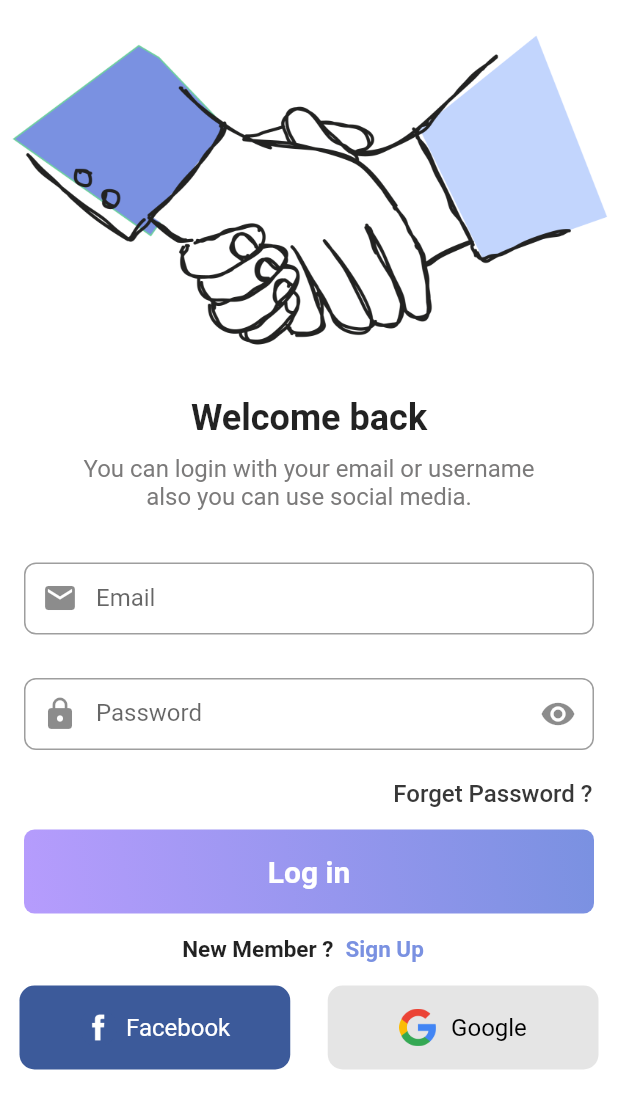
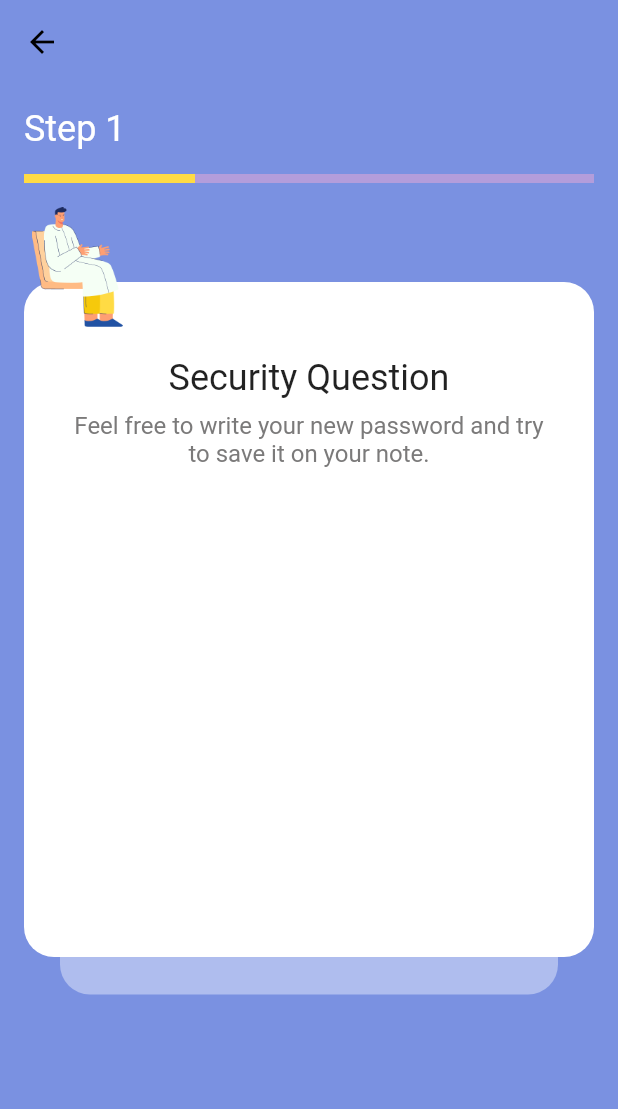
Before and after one commit to mohamednour2020/minder, a Flutter app: the DoctorLogin screen opened directly, after a tap on "Forget Password ?", on a phone screen of 412 x 824 dp. Shown: the top 1109 px of the screen. Run offline on Flutter 3.47's test engine with Material 2 defaults, Android fonts, the phone set to English and light mode, and no system bars; our stand-ins replace animated_splash_screen; missing offline and left inert: dart:ffi; Roboto replaces fonts that are missing (DIN-MEDIUM).

Commit message:
reset pass 1

```diff
--- a/lib/ui/screens/auth_screens/doctor_login_screen.dart
+++ b/lib/ui/screens/auth_screens/doctor_login_screen.dart
@@ -3,6 +3,7 @@ import 'dart:ffi';
 import 'package:flutter/cupertino.dart';
 import 'package:flutter/material.dart';
 import 'package:minder/consts/colors.dart';
+import 'package:minder/ui/screens/auth_screens/forget_pass_for_doctor_screen.dart';
 import 'package:minder/ui/widgets/custom_button.dart';
 import 'package:minder/ui/widgets/custom_text_field.dart';
 
@@ -66,7 +67,9 @@ class _DoctorLoginState extends State<DoctorLogin> {
 
                Padding(
                  padding:const EdgeInsets.only(right: 9,),
-                 child: TextButton(onPressed: (){}, child:const Text('Forget Password ?',style: TextStyle(fontSize: 16,color: Color.fromRGBO(56, 56, 56, 1)),),)
+                 child: TextButton(onPressed: (){
+                   Navigator.push(context, MaterialPageRoute(builder: (builder)=>ForgetPassForDoctor()));
+                 }, child:const Text('Forget Password ?',style: TextStyle(fontSize: 16,color: Color.fromRGBO(56, 56, 56, 1)),),)
                ),
           ],),
           CustomButton(
--- /dev/null
+++ b/lib/ui/screens/auth_screens/forget_pass_for_doctor_screen.dart
@@ -0,0 +1,63 @@
+import 'package:flutter/material.dart';
+import 'package:minder/consts/colors.dart';
+class ForgetPassForDoctor extends StatefulWidget {
+  const ForgetPassForDoctor({Key? key}) : super(key: key);
+
+  @override
+  State<ForgetPassForDoctor> createState() => _ForgetPassForDoctorState();
+}
+
+class _ForgetPassForDoctorState extends State<ForgetPassForDoctor> {
+  @override
+  Widget build(BuildContext context) {
+    return Scaffold(backgroundColor: mainColor2,
+      appBar: AppBar(
+        iconTheme:const IconThemeData(color: Colors.black),
+      backgroundColor: mainColor2,elevation: 0,
+    ),
+      body:Padding(
+        padding: const EdgeInsets.all(16.0),
+        child: Column( mainAxisAlignment: MainAxisAlignment.start,crossAxisAlignment: CrossAxisAlignment.start,
+          children: [
+
+          const  Text('Step 1',style: TextStyle(fontSize: 24,color: Colors.white),),
+        const  SizedBox(height: 16,),
+         const LinearProgressIndicator(
+
+            minHeight: 6
+            ,
+            color: Color.fromRGBO(255, 219, 68, 1),
+            value: 0.3,
+          ),
+           const SizedBox(height: 16,),
+            Container(height:500 ,
+            width: double.infinity,
+              decoration: BoxDecoration(color: mainColor2,borderRadius: BorderRadius.circular(20)),
+              child: Stack(alignment: Alignment.bottomCenter,
+                children: [
+                Container(height: 450,width: double.infinity,
+                  decoration: BoxDecoration(color: Colors.white,borderRadius: BorderRadius.circular(20)),
+                  child: Column(children:const [
+                    SizedBox(height: 50,),
+                    Text('Security Question',style: TextStyle(fontSize: 24),),
+                     SizedBox(height: 8,),
+                    Padding(
+                      padding:  EdgeInsets.symmetric(horizontal: 30),
+                      child: Text('Feel free to write your new password and try '
+                'to save it on your note.',style: TextStyle(fontSize: 16,color: Color.fromRGBO(123, 122, 122, 1)),textAlign: TextAlign.center,),
+                    ),
+
+
+                  ],),
+                ),
+                  Positioned(top: 0,left: 5,
+                      child: Image.asset('assets/images/doctorset.png',height: 80,))
+              ],),
+              ),
+            Center(child: Container(height: 25,width: MediaQuery.of(context).size.width-80,decoration: BoxDecoration(color: Color.fromRGBO(227, 233, 251,0.5),borderRadius: BorderRadius.only(bottomLeft: Radius.circular(20),bottomRight: Radius.circular(20))),))
+
+        ],),
+      ),
+    );
+  }
+}
--- a/lib/ui/screens/auth_screens/user_signup_screen.dart
+++ b/lib/ui/screens/auth_screens/user_signup_screen.dart
@@ -77,35 +77,17 @@ class _UserSignupState extends State<UserSignup> {
 
          ),
         const  SizedBox(height: 16,),
-
-
-          CustomButton(
-            width: MediaQuery.of(context).size.width-32,
-
-            height: 56,
-            text: 'Sign Up',
-            textSize: 20,
-            onPressed: (){
-              globalAlertDialogue(context,img: 'assets/images/warning.png',msg:'You are under age, as you should be '
-                  '> 16 to be able to create an account' );
-            }, fontBold: true,
-          ),
-          Row(mainAxisAlignment: MainAxisAlignment.center,
-            children: [
-              const Text('Have an account ?',style: TextStyle(fontSize: 15,fontWeight: FontWeight.bold),),
-              TextButton(onPressed: (){
-                Navigator.pop(context);
-              }, child:const Text('Login',style: TextStyle(fontSize: 15,color: mainColor2,fontWeight: FontWeight.bold),))
-            ],
-          ),
-          Row(
+          Padding(
+            padding: const EdgeInsets.symmetric(horizontal: 16),
+            child: Row(
               mainAxisAlignment: MainAxisAlignment.center,
               children: [
                 GestureDetector(
                   child: Container(
                     width: MediaQuery.of(context).size.width/2-15,
-                  height: 66.0,
+                    height: 56.0,
                     decoration: BoxDecoration(
+                      border: Border.all(width: 1,color: ismale == true?const Color.fromRGBO(255, 137, 156, 1):Colors.grey ),
                       color: ismale == true
                           ?const Color.fromRGBO(255, 137, 156, 1)
                           :const Color.fromRGBO(246, 246, 246, 1),
@@ -149,8 +131,9 @@ class _UserSignupState extends State<UserSignup> {
                 GestureDetector(
                   child: Container(
                     width:  MediaQuery.of(context).size.width/2-15,
-                  height: 66.0,
+                    height: 56.0,
                     decoration: BoxDecoration(
+                      border: Border.all(width: 1,color: ismale == false?const Color.fromRGBO(34, 67, 112, 1):Colors.grey ),
                       color: ismale == false
                           ?const Color.fromRGBO(34, 67, 112, 1)
                           :const Color.fromRGBO(246, 246, 246, 1),
@@ -191,6 +174,32 @@ class _UserSignupState extends State<UserSignup> {
                 ),
               ],
             ),
+          ),
+        const  SizedBox(height: 16,),
+
+
+          CustomButton(
+            width: MediaQuery.of(context).size.width-32,
+
+            height: 56,
+            text: 'Sign Up',
+            textSize: 20,
+            onPressed: (){
+
+
+              globalAlertDialogue(context,img: 'assets/images/warning.png',msg:'You are under age, as you should be '
+                  '> 16 to be able to create an account' );
+            }, fontBold: true,
+          ),
+          Row(mainAxisAlignment: MainAxisAlignment.center,
+            children: [
+              const Text('Have an account ?',style: TextStyle(fontSize: 15,fontWeight: FontWeight.bold),),
+              TextButton(onPressed: (){
+                Navigator.pop(context);
+              }, child:const Text('Login',style: TextStyle(fontSize: 15,color: mainColor2,fontWeight: FontWeight.bold),))
+            ],
+          ),
+
 
         ],
 
```
Also changed, not shown: assets/images/doctorset.png (added). Lines whose indentation alone changed are shown as unchanged.
